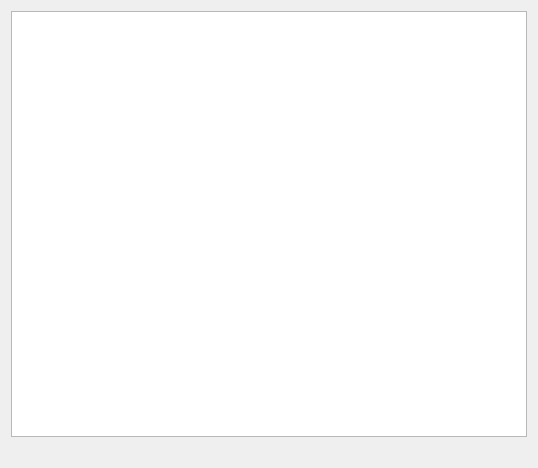
Above: src/ui/downloadbrowser.ui from kaniol-lck/modmanager before the change. Below: the same form after it.
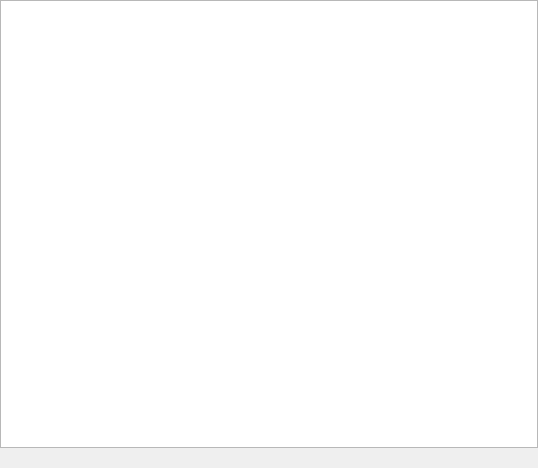
That is the form after the change.

Diff of the .ui file:
```diff
--- a/src/ui/downloadbrowser.ui
+++ b/src/ui/downloadbrowser.ui
@@ -14,6 +14,18 @@
    <string>Form</string>
   </property>
   <layout class="QGridLayout" name="gridLayout">
+   <property name="leftMargin">
+    <number>0</number>
+   </property>
+   <property name="topMargin">
+    <number>0</number>
+   </property>
+   <property name="rightMargin">
+    <number>0</number>
+   </property>
+   <property name="bottomMargin">
+    <number>0</number>
+   </property>
    <item row="0" column="0">
     <widget class="QListWidget" name="downloaderListWidget"/>
    </item>
```
